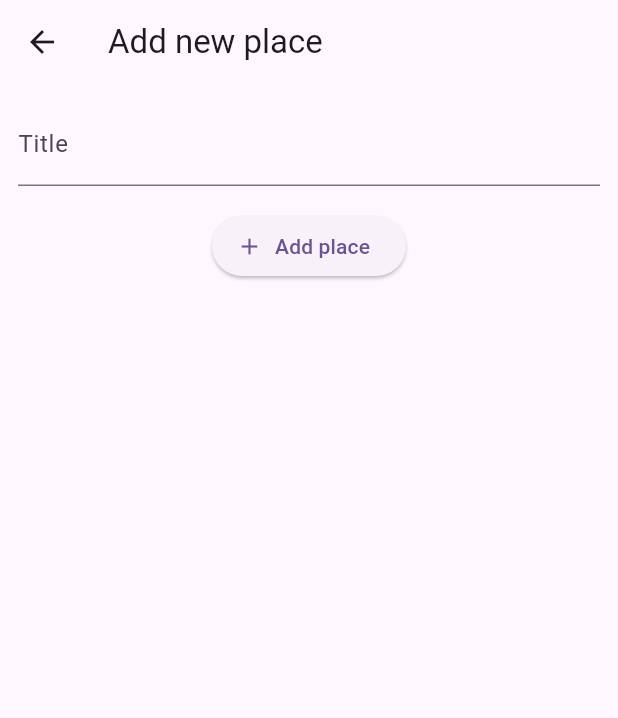
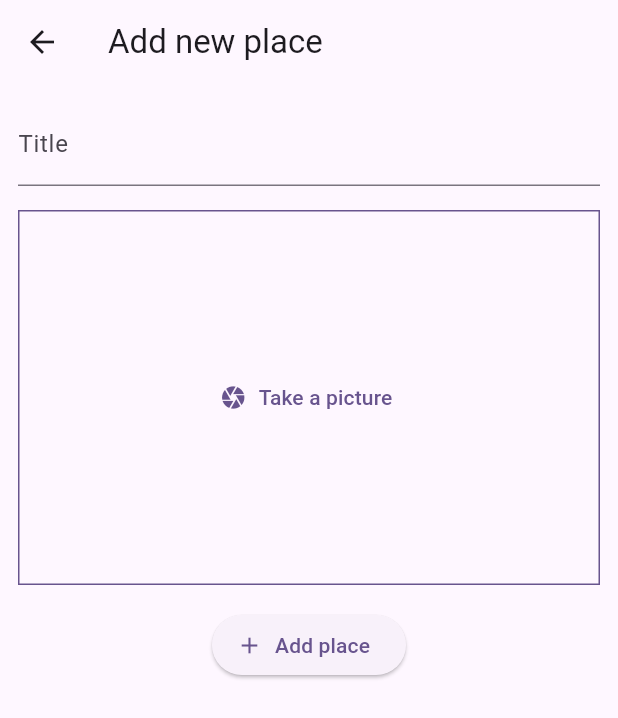
Before and after one commit to kurylko/places_app, a Flutter app: the screen it shows after launch, after a tap on the "add" icon, on a phone screen of 412 x 824 dp. Shown: the top 718 px of the screen. Run offline on Flutter 3.47's test engine with Material 3 defaults, Android fonts, the phone set to English and light mode, and no system bars; our stand-ins replace flutter_riverpod, image_picker.

Commit message:
added image functionality

```diff
--- a/lib/models/place.dart
+++ b/lib/models/place.dart
@@ -1,10 +1,13 @@
+import 'dart:io';
+
 import 'package:uuid/uuid.dart';
 
 const uuid = Uuid();
 
 class Place {
-  Place({required this.title}) : id = uuid.v4();
+  Place({required this.title, required this.image}) : id = uuid.v4();
 
   final String id;
   final String title;
+  final File image;
 }
--- a/lib/providers/user_places.dart
+++ b/lib/providers/user_places.dart
@@ -1,3 +1,5 @@
+import 'dart:io';
+
 import 'package:flutter_riverpod/flutter_riverpod.dart';
 
 import 'package:places_app/models/place.dart';
@@ -6,8 +8,8 @@ class UserPlacesNotifier extends StateNotifier<List<Place>> {
   UserPlacesNotifier() : super(const []);
 
 //this method updates the state
-  void addPlace(String title) {
-    final newPlace = Place(title: title);
+  void addPlace(String title, File image) {
+    final newPlace = Place(title: title, image: image);
     state = [newPlace, ...state];
   }
 }
--- a/lib/screens/add_place.dart
+++ b/lib/screens/add_place.dart
@@ -1,7 +1,10 @@
+import 'dart:io';
+
 import 'package:flutter/material.dart';
 import 'package:flutter_riverpod/flutter_riverpod.dart';
 
 import 'package:places_app/providers/user_places.dart';
+import 'package:places_app/widgets/image_input.dart';
 
 class AddPlaceScreen extends ConsumerStatefulWidget {
   const AddPlaceScreen({super.key});
@@ -12,14 +15,17 @@ class AddPlaceScreen extends ConsumerStatefulWidget {
 
 class _AddPlaceScreenState extends ConsumerState<AddPlaceScreen> {
   final _titleController = TextEditingController();
+  File? _selectedImage;
 
   void _savePlace() {
     final enteredTitle = _titleController.text;
 
-    if (enteredTitle.isEmpty) {
+    if (enteredTitle.isEmpty || _selectedImage == null) {
       return;
     }
-    ref.read(userPlacesProvider.notifier).addPlace(enteredTitle);
+    ref
+        .read(userPlacesProvider.notifier)
+        .addPlace(enteredTitle, _selectedImage!);
     Navigator.of(context).pop();
   }
 
@@ -50,6 +56,14 @@ class _AddPlaceScreenState extends ConsumerState<AddPlaceScreen> {
             const SizedBox(
               height: 16,
             ),
+            ImageInput(
+              onPickImage: (image) {
+                _selectedImage = image;
+              },
+            ),
+            const SizedBox(
+              height: 16,
+            ),
             ElevatedButton.icon(
               onPressed: _savePlace,
               icon: const Icon(Icons.add),
--- a/lib/screens/places.dart
+++ b/lib/screens/places.dart
@@ -28,8 +28,11 @@ class PlacesScreen extends ConsumerWidget {
           )
         ],
       ),
-      body: PlacesList(
-        places: userPlaces,
+      body: Padding(
+        padding: const EdgeInsets.all(8.5),
+        child: PlacesList(
+          places: userPlaces,
+        ),
       ),
     );
   }
--- /dev/null
+++ b/lib/widgets/image_input.dart
@@ -0,0 +1,69 @@
+import 'dart:io';
+
+import 'package:flutter/material.dart';
+
+import 'package:image_picker/image_picker.dart';
+
+class ImageInput extends StatefulWidget {
+  const ImageInput({super.key, required this.onPickImage});
+
+  final void Function(File image) onPickImage;
+
+  @override
+  State<StatefulWidget> createState() {
+    return _ImageInputState();
+  }
+}
+
+class _ImageInputState extends State<ImageInput> {
+  File? _selectedImage;
+
+  //adding method for taking pictures
+  void _takePicture() async {
+    final imagePicker = ImagePicker();
+    final pickedImage =
+        await imagePicker.pickImage(source: ImageSource.camera, maxWidth: 600);
+    if (pickedImage == null) {
+      return;
+    }
+    setState(() {
+      _selectedImage = File(pickedImage.path);
+    });
+
+    widget.onPickImage(_selectedImage!);
+  }
+
+  @override
+  Widget build(BuildContext context) {
+    Widget content = TextButton.icon(
+      onPressed: _takePicture,
+      icon: const Icon(Icons.camera),
+      label: const Text(
+        'Take a picture',
+      ),
+    );
+
+    if (_selectedImage != null) {
+      content = GestureDetector(
+        onTap: _takePicture,
+        child: Image.file(
+          _selectedImage!,
+          fit: BoxFit.cover,
+          width: double.infinity,
+          height: double.infinity,
+        ),
+      );
+    }
+
+    return Container(
+      decoration: BoxDecoration(
+        border:
+            Border.all(width: 1, color: Theme.of(context).colorScheme.primary),
+      ),
+      height: 250,
+      width: double.infinity,
+      alignment: Alignment.center,
+      child: content,
+    );
+  }
+}
--- a/pubspec.yaml
+++ b/pubspec.yaml
@@ -38,6 +38,7 @@ dependencies:
   google_fonts: ^6.1.0
   flutter_riverpod: ^2.4.9
   uuid: ^4.2.2
+  image_picker: ^1.0.5
 
 dev_dependencies:
   flutter_test:
```
Also changed, not shown: lib/screens/places_detail.dart (+28 -0 lines), lib/widgets/places_list.dart (+14 -0 lines), pubspec.lock, 9 other files.
